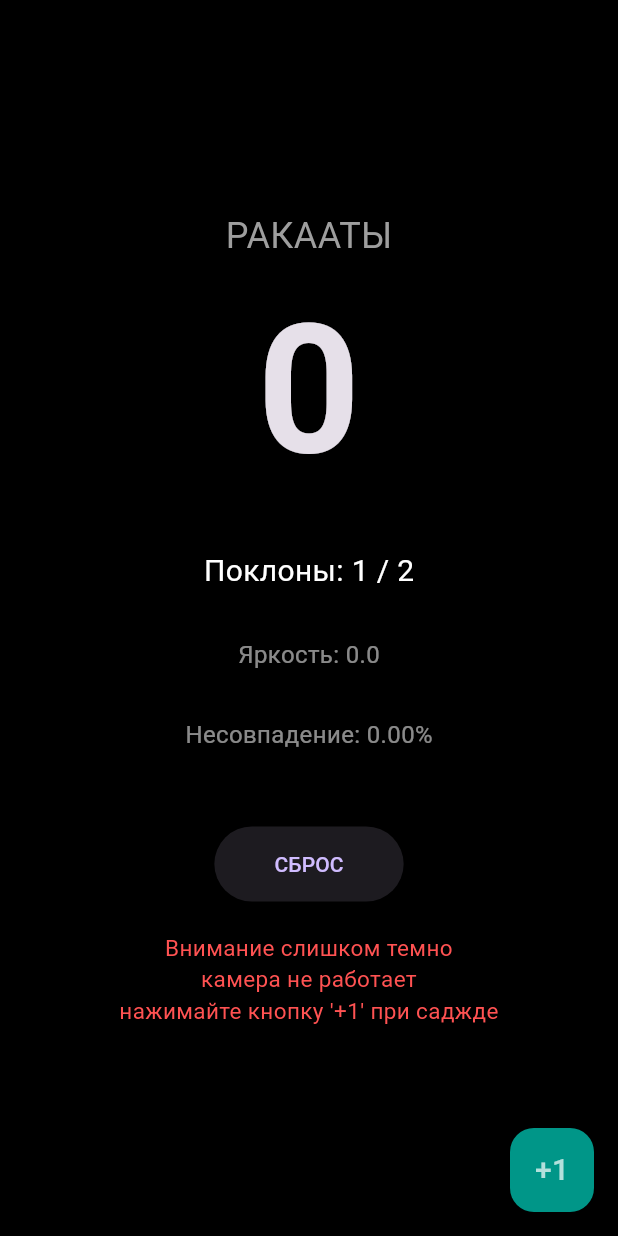
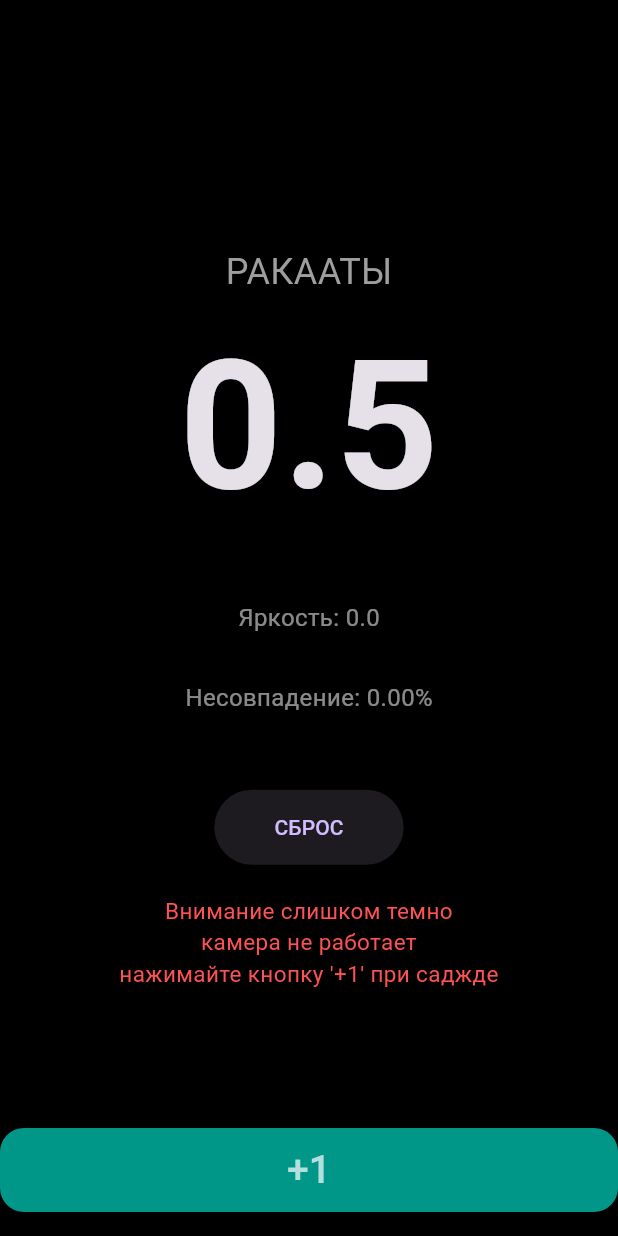
Before and after one commit to Signa-Inc/Sajdah_Helper, a Flutter app: the screen it shows after launch, after a tap on "+1", on a phone screen of 412 x 824 dp. Run offline on Flutter 3.47's test engine with Material 3 defaults, Android fonts, the phone set to English and light mode, and no system bars; our stand-ins replace camera, vibration, wakelock_plus.

Commit message:
Edit: 1. Made the button '+1 sajdah' bigger 2. Slightly redesigned the UI

```diff
--- a/lib/main.dart
+++ b/lib/main.dart
@@ -42,8 +42,8 @@ class SajdahScreen extends StatefulWidget {
 
 class _SajdahScreenState extends State<SajdahScreen> {
   CameraController? controller;
-  int rakatCount = 0;
-  int sajdahInCurrentRakat = 0;
+  double rakatCount = 0;
+  //int sajdahInCurrentRakat = 0;
 
   List<int>? baselineFrame;
   bool isSajdaDetected = false;
@@ -136,18 +136,18 @@ class _SajdahScreenState extends State<SajdahScreen> {
     Vibration.vibrate(duration: 100);
 
     setState(() {
-      sajdahInCurrentRakat++;
-      if (sajdahInCurrentRakat == 2) {
-        rakatCount++;
-        sajdahInCurrentRakat = 0;
-      }
+      //sajdahInCurrentRakat++;
+      //if (sajdahInCurrentRakat == 2) {
+        rakatCount+=0.5;
+      //  sajdahInCurrentRakat = 0;
+      //}
     });
   }
 
   Future<void> resetAll() async {
     setState(() {
       rakatCount = 0;
-      sajdahInCurrentRakat = 0;
+      //sajdahInCurrentRakat = 0;
       baselineFrame = null;
       confirmCount = 0;
     });
@@ -175,8 +175,8 @@ class _SajdahScreenState extends State<SajdahScreen> {
           children: [
             _buildStatLabel("РАКААТЫ", Colors.grey, 24),
             _buildStatValue("$rakatCount", 120),
-            const SizedBox(height: 20),
-            _buildStatLabel("Поклоны: $sajdahInCurrentRakat / 2", Colors.white, 20),
+            //const SizedBox(height: 20),
+            //_buildStatLabel("Поклоны: $sajdahInCurrentRakat / 2", Colors.white, 20),
             const SizedBox(height: 30),
             Text(
               "Яркость: ${currentBrightness.toStringAsFixed(1)}",
@@ -215,19 +215,22 @@ class _SajdahScreenState extends State<SajdahScreen> {
           ],
         ),
       ),
-      floatingActionButtonLocation: FloatingActionButtonLocation.endFloat,
+      floatingActionButtonLocation: FloatingActionButtonLocation.centerFloat,
       floatingActionButton: InkWell(
-        onTap: processSajda,
+        onDoubleTap: processSajda,
         onLongPress: processSajda,
-        child: const FloatingActionButton(
-          backgroundColor: Colors.teal,
-          onPressed: null,
-          child: Text(
-            '+1',
-            style: TextStyle(color: Colors.white70, fontSize: 20),
+        child: SizedBox(
+          width: double.infinity,
+          child: FloatingActionButton(
+            backgroundColor: Colors.teal,
+            onPressed: processSajda,
+            child: const Text(
+              '+1',
+              style: TextStyle(color: Colors.white70, fontSize: 26),
+            ),
           ),
         ),
-      )
+      ),
     );
   }
 
```
